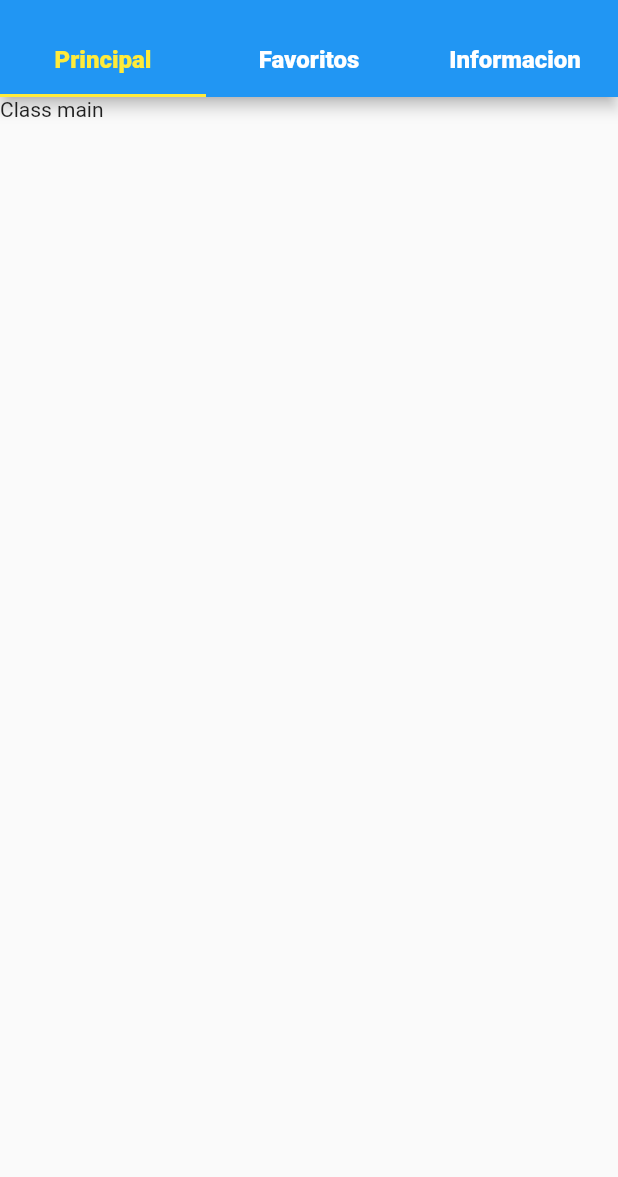
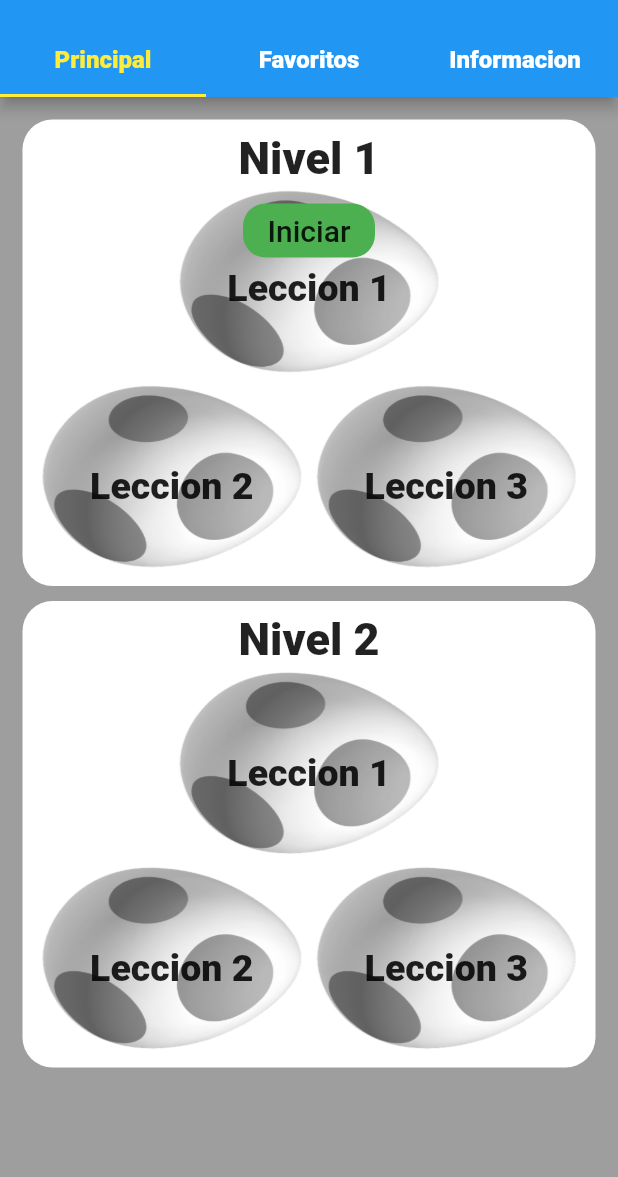
Before and after one commit to EleomarPL/LearnChatino, a Flutter app: the MainWindow screen opened directly, on a phone screen of 412 x 824 dp, the part 59-1236 px from its top. Run offline on Flutter 3.47's test engine with Material 2 defaults, Android fonts, the phone set to English and light mode, and no system bars.

Commit message:
Main Tab - Level component

```diff
--- /dev/null
+++ b/lib/windowsLesson/mainTab/componentLevel.dart
@@ -0,0 +1,114 @@
+import 'package:flutter/material.dart';
+
+class ComponentLevel extends StatefulWidget {
+  final int numLevel;
+  final bool isAccessibleLessonOne;
+  final bool isAccessibleLessonTwo;
+  final bool isAccessibleLessonThree;
+  ComponentLevel(
+      {Key key,
+      this.numLevel,
+      this.isAccessibleLessonOne,
+      this.isAccessibleLessonTwo,
+      this.isAccessibleLessonThree})
+      : super(key: key);
+
+  @override
+  _ComponentLevelState createState() => _ComponentLevelState();
+}
+
+class _ComponentLevelState extends State<ComponentLevel> {
+  Widget _lessonComponent(int numLesson, String pathImage, bool isAccessible) =>
+      Stack(
+        alignment: Alignment.topCenter,
+        children: [
+          Container(
+            height: 130,
+            width: (MediaQuery.of(context).size.width / 2) - 23,
+            decoration: BoxDecoration(
+              image: DecorationImage(
+                image: AssetImage(pathImage),
+                fit: BoxFit.fill,
+              ),
+            ),
+          ),
+          Container(
+            child: Column(
+              children: [
+                SizedBox(
+                  height: 7,
+                ),
+                (isAccessible)
+                    ? RaisedButton(
+                        color: Colors.green,
+                        onPressed: () {},
+                        elevation: 0,
+                        shape: RoundedRectangleBorder(
+                          borderRadius: BorderRadius.circular(
+                            15.0,
+                          ),
+                        ),
+                        child: Text(
+                          "Iniciar",
+                          textAlign: TextAlign.center,
+                          style: TextStyle(fontSize: 20),
+                        ),
+                      )
+                    : SizedBox(
+                        height: 50,
+                      ),
+                Text(
+                  'Leccion $numLesson',
+                  style: TextStyle(
+                    fontSize: 25,
+                    fontWeight: FontWeight.w800,
+                  ),
+                ),
+              ],
+            ),
+          ),
+          //),
+        ],
+      );
+  @override
+  Widget build(BuildContext context) {
+    return Column(
+      children: [
+        Container(
+          decoration: BoxDecoration(
+            borderRadius: BorderRadius.circular(20),
+            color: Colors.white,
+          ),
+          child: Padding(
+            padding: const EdgeInsets.all(8.0),
+            child: Column(
+              children: [
+                Text(
+                  "Nivel ${widget.numLevel}",
+                  style: TextStyle(
+                    fontSize: 30,
+                    fontWeight: FontWeight.w900,
+                  ),
+                ),
+                _lessonComponent(1, 'assets/lessonHome/huevo_gris.png',
+                    widget.isAccessibleLessonOne),
+                Row(
+                  mainAxisAlignment: MainAxisAlignment.spaceBetween,
+                  children: [
+                    _lessonComponent(2, 'assets/lessonHome/huevo_gris.png',
+                        widget.isAccessibleLessonTwo),
+                    _lessonComponent(3, 'assets/lessonHome/huevo_gris.png',
+                        widget.isAccessibleLessonThree),
+                  ],
+                ),
+              ],
+            ),
+          ),
+        ),
+        SizedBox(
+          height: 10,
+        ),
+      ],
+    );
+  }
+}
--- a/lib/windowsLesson/mainTab/mainMain.dart
+++ b/lib/windowsLesson/mainTab/mainMain.dart
@@ -1,7 +1,8 @@
 import 'package:flutter/material.dart';
+import 'package:learn_chatino/windowsLesson/mainTab/componentLevel.dart';
 
 class MainMain extends StatefulWidget {
-  MainMain({Key key}) : super(key: key);
+  //MainMain({Key key}) : super(key: key);
 
   @override
   _MainMainState createState() => _MainMainState();
@@ -11,7 +12,25 @@ class _MainMainState extends State<MainMain> {
   @override
   Widget build(BuildContext context) {
     return Container(
-      child: Text("Class main"),
+      color: Colors.grey,
+      child: ListView(
+        padding: EdgeInsets.all(15.0),
+        children: [
+          //ComponentLevel(),
+          ComponentLevel(
+            numLevel: 1,
+            isAccessibleLessonOne: true,
+            isAccessibleLessonTwo: false,
+            isAccessibleLessonThree: false,
+          ),
+          ComponentLevel(
+            numLevel: 2,
+            isAccessibleLessonOne: false,
+            isAccessibleLessonTwo: false,
+            isAccessibleLessonThree: false,
+          ),
+        ],
+      ),
     );
   }
 }
--- a/pubspec.yaml
+++ b/pubspec.yaml
@@ -48,6 +48,7 @@ flutter:
   assets:
     - assets/
     - assets/registerUser/
+    - assets/lessonHome/
   #   - images/a_dot_ham.jpeg
 
   # An image asset can refer to one or more resolution-specific "variants", see
```
Also changed, not shown: assets/lessonHome/huevo_amarillo.png (added), assets/lessonHome/huevo_gris.png (added), assets/lessonHome/huevo_normal.png (added), assets/lessonHome/huevo_rojo.png (added).
